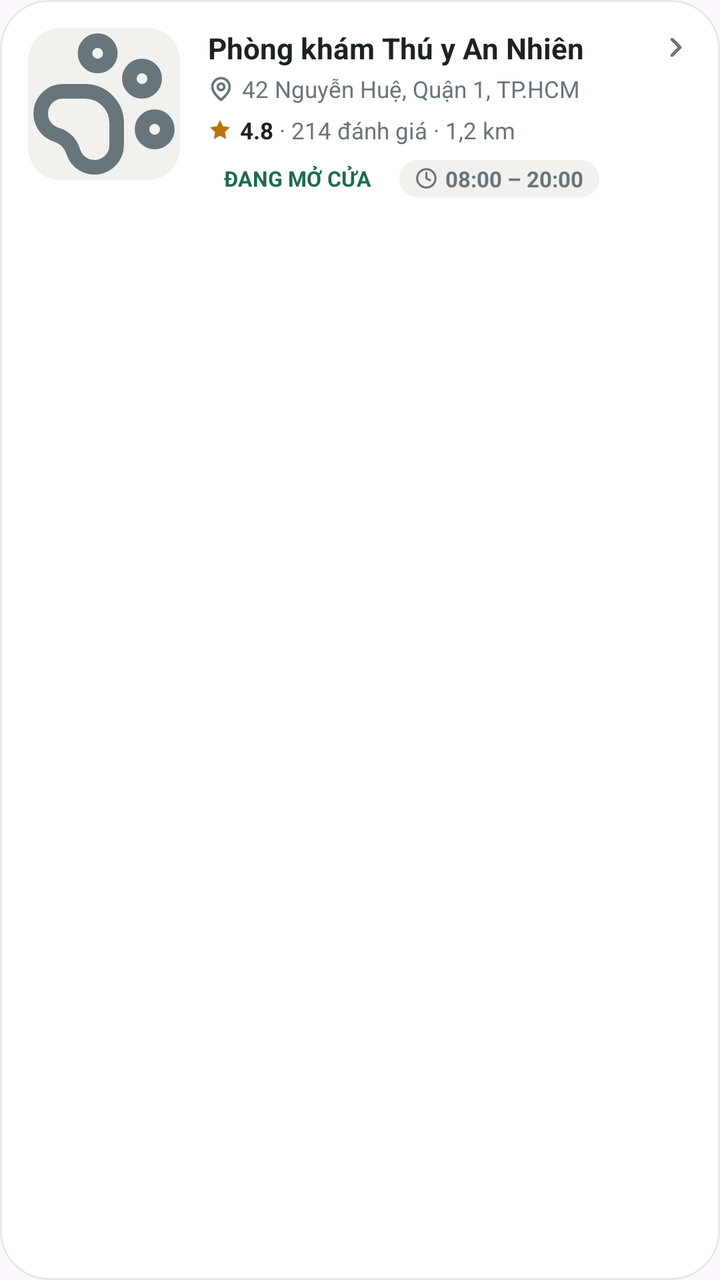
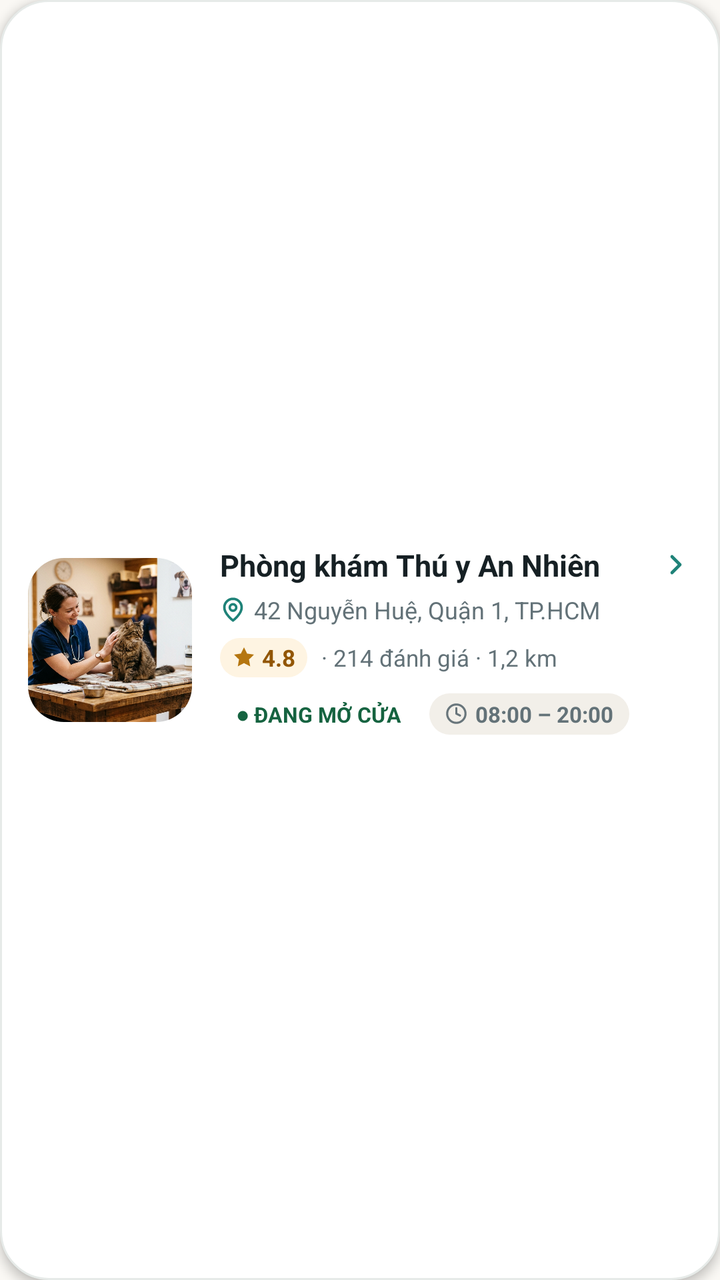

Compare the two renders of this Android layout. The source of the first and the diff that turns it into the second are given below.
<!-- AndroidManifest.xml: application theme Theme.PetcareUI -->
<!-- res/layout/item_clinic_row.xml -->
<?xml version="1.0" encoding="utf-8"?>
<LinearLayout xmlns:android="http://schemas.android.com/apk/res/android"
    xmlns:app="http://schemas.android.com/apk/res-auto"
    xmlns:tools="http://schemas.android.com/tools"
    android:layout_width="match_parent"
    android:layout_height="wrap_content"
    android:layout_marginBottom="12dp"
    android:background="@drawable/bg_card_clinic"
    android:orientation="horizontal"
    android:padding="14dp"
    android:clickable="true"
    android:focusable="true">

    
    <androidx.cardview.widget.CardView
        android:layout_width="76dp"
        android:layout_height="76dp"
        app:cardCornerRadius="16dp"
        app:cardElevation="0dp"
        app:cardBackgroundColor="@color/surface_muted">

        <ImageView
            android:id="@+id/ivClinicImage"
            android:layout_width="match_parent"
            android:layout_height="match_parent"
            android:scaleType="centerCrop"
            android:src="@drawable/ic_paw"
            app:tint="@color/text_muted"
            tools:ignore="ContentDescription" />
    </androidx.cardview.widget.CardView>

    
    <LinearLayout
        android:layout_width="0dp"
        android:layout_height="wrap_content"
        android:layout_marginStart="14dp"
        android:layout_weight="1"
        android:orientation="vertical">

        
        <LinearLayout
            android:layout_width="match_parent"
            android:layout_height="wrap_content"
            android:gravity="center_vertical"
            android:orientation="horizontal">

            <TextView
                android:id="@+id/tvClinicName"
                android:layout_width="0dp"
                android:layout_height="wrap_content"
                android:layout_weight="1"
                android:text="Phòng khám Thú y An Nhiên"
                android:textSize="14.5sp"
                android:textStyle="bold"
                android:textColor="@color/text_foreground"
                android:singleLine="true"
                android:ellipsize="end" />

            <ImageView
                android:layout_width="16dp"
                android:layout_height="16dp"
                android:layout_marginStart="6dp"
                android:src="@drawable/ic_chevron_right"
                tools:ignore="ContentDescription" />
        </LinearLayout>

        
        <LinearLayout
            android:layout_width="wrap_content"
            android:layout_height="wrap_content"
            android:layout_marginTop="3dp"
            android:gravity="center_vertical"
            android:orientation="horizontal">

            <ImageView
                android:layout_width="13dp"
                android:layout_height="13dp"
                android:src="@drawable/ic_map_pin"
                tools:ignore="ContentDescription" />

            <TextView
                android:id="@+id/tvClinicAddress"
                android:layout_width="wrap_content"
                android:layout_height="wrap_content"
                android:layout_marginStart="4dp"
                android:text="42 Nguyễn Huệ, Quận 1, TP.HCM"
                android:textSize="11.5sp"
                android:textColor="@color/text_muted"
                android:singleLine="true"
                android:ellipsize="end" />
        </LinearLayout>

        
        <LinearLayout
            android:layout_width="wrap_content"
            android:layout_height="wrap_content"
            android:layout_marginTop="5dp"
            android:gravity="center_vertical"
            android:orientation="horizontal">

            <ImageView
                android:layout_width="12dp"
                android:layout_height="12dp"
                android:src="@drawable/ic_star_filled"
                tools:ignore="ContentDescription" />

            <TextView
                android:id="@+id/tvClinicRating"
                android:layout_width="wrap_content"
                android:layout_height="wrap_content"
                android:layout_marginStart="4dp"
                android:text="4.8"
                android:textSize="11.5sp"
                android:textStyle="bold"
                android:textColor="@color/text_foreground" />

            <TextView
                android:id="@+id/tvClinicMeta"
                android:layout_width="wrap_content"
                android:layout_height="wrap_content"
                android:text=" · 214 đánh giá · 1,2 km"
                android:textSize="11.5sp"
                android:textColor="@color/text_muted" />
        </LinearLayout>

        
        <LinearLayout
            android:layout_width="wrap_content"
            android:layout_height="wrap_content"
            android:layout_marginTop="7dp"
            android:gravity="center_vertical"
            android:orientation="horizontal">

            <TextView
                android:id="@+id/tvClinicStatusBadge"
                android:layout_width="wrap_content"
                android:layout_height="wrap_content"
                android:background="@drawable/bg_badge_open"
                android:paddingStart="8dp"
                android:paddingEnd="8dp"
                android:paddingTop="2dp"
                android:paddingBottom="2dp"
                android:text="ĐANG MỞ CỬA"
                android:textSize="10.5sp"
                android:textStyle="bold"
                android:textColor="@color/status_success_ink" />

            <LinearLayout
                android:id="@+id/layoutHoursPill"
                android:layout_width="wrap_content"
                android:layout_height="wrap_content"
                android:layout_marginStart="6dp"
                android:background="@drawable/bg_pill_gray"
                android:gravity="center_vertical"
                android:orientation="horizontal"
                android:paddingStart="8dp"
                android:paddingEnd="8dp"
                android:paddingTop="2dp"
                android:paddingBottom="2dp">

                <ImageView
                    android:layout_width="11dp"
                    android:layout_height="11dp"
                    android:src="@drawable/ic_clock"
                    tools:ignore="ContentDescription" />

                <TextView
                    android:id="@+id/tvClinicHours"
                    android:layout_width="wrap_content"
                    android:layout_height="wrap_content"
                    android:layout_marginStart="4dp"
                    android:text="08:00 – 20:00"
                    android:textSize="11sp"
                    android:textStyle="bold"
                    android:textColor="@color/text_muted" />
            </LinearLayout>
        </LinearLayout>
    </LinearLayout>
</LinearLayout>
<!-- resources referenced by this layout -->
<resources>
  <color name="status_success_ink">#1E6B49</color>
  <color name="surface_muted">#F2F1EE</color>
  <color name="text_foreground">#1B2226</color>
  <color name="text_muted">#68757B</color>
  <!-- drawable bg_badge_open (drawable) -->
  <?xml version="1.0" encoding="utf-8"?>
  <shape xmlns:android="http://schemas.android.com/apk/res/android"
      android:shape="rectangle">
      <corners android:radius="999dp" />
      <solid android:color="#EFFFFFFF" />
  </shape>
  <!-- drawable bg_card_clinic (drawable) -->
  <?xml version="1.0" encoding="utf-8"?>
  <shape xmlns:android="http://schemas.android.com/apk/res/android"
      android:shape="rectangle">
      <corners android:radius="24dp" />
      <solid android:color="@color/surface_card" />
      <stroke android:width="1dp" android:color="@color/stroke_border" />
  </shape>
  <!-- drawable bg_pill_gray (drawable) -->
  <?xml version="1.0" encoding="utf-8"?>
  <shape xmlns:android="http://schemas.android.com/apk/res/android"
      android:shape="rectangle">
      <corners android:radius="999dp" />
      <solid android:color="@color/surface_muted" />
  </shape>
  <!-- drawable ic_paw (drawable) -->
  <vector xmlns:android="http://schemas.android.com/apk/res/android"
      android:width="24dp"
      android:height="24dp"
      android:viewportWidth="24"
      android:viewportHeight="24">
      
      
      <path
          android:fillColor="#00000000"
          android:strokeColor="#FFFFFFFF"
          android:strokeWidth="2.3"
          android:strokeLineCap="round"
          android:strokeLineJoin="round"
          android:pathData="M9,4a2,2 0 1,0 4,0a2,2 0 1,0 -4,0" />
  
      
      <path
          android:fillColor="#00000000"
          android:strokeColor="#FFFFFFFF"
          android:strokeWidth="2.3"
          android:strokeLineCap="round"
          android:strokeLineJoin="round"
          android:pathData="M16,8a2,2 0 1,0 4,0a2,2 0 1,0 -4,0" />
  
      
      <path
          android:fillColor="#00000000"
          android:strokeColor="#FFFFFFFF"
          android:strokeWidth="2.3"
          android:strokeLineCap="round"
          android:strokeLineJoin="round"
          android:pathData="M18,16a2,2 0 1,0 4,0a2,2 0 1,0 -4,0" />
  
      
      <path
          android:fillColor="#00000000"
          android:strokeColor="#FFFFFFFF"
          android:strokeWidth="2.3"
          android:strokeLineCap="round"
          android:strokeLineJoin="round"
          android:pathData="M9,10a5,5 0 0,1 5,5v3.5a3.5,3.5 0 0,1 -6.84,1.045q-0.64,-2.065 -2.7,-2.705A3.5,3.5 0 0,1 5.5,10Z" />
  </vector>
  <!-- drawable ic_star_filled (drawable) -->
  <vector xmlns:android="http://schemas.android.com/apk/res/android"
      android:width="24dp"
      android:height="24dp"
      android:viewportWidth="24"
      android:viewportHeight="24">
      <path
          android:fillColor="#B57610"
          android:pathData="M12,2l3.09,6.26L22,9.27l-5,4.87 1.18,6.88L12,17.77l-6.18,3.25L7,14.14 2,9.27l6.91,-1.01L12,2z" />
  </vector>
  <style name="Theme.PetcareUI" parent="Base.Theme.PetcareUI" />
  <color name="surface_card">#FFFFFF</color>
  <color name="stroke_border">#E4E9E7</color>
  <style name="Base.Theme.PetcareUI" parent="Theme.Material3.DayNight.NoActionBar">
          
          
      </style>
  <!-- unchanged entries left out for length: 3 -->
</resources>

<!-- the commit's change to res/layout/item_clinic_row.xml (unified diff, before → after) -->
@@ -3,29 +3,30 @@
     xmlns:app="http://schemas.android.com/apk/res-auto"
     xmlns:tools="http://schemas.android.com/tools"
     android:layout_width="match_parent"
-    android:layout_height="wrap_content"
-    android:layout_marginBottom="12dp"
+    android:layout_height="match_parent"
+    android:layout_marginBottom="14dp"
     android:background="@drawable/bg_card_clinic"
+    android:clickable="true"
+    android:elevation="3dp"
+    android:focusable="true"
+    android:gravity="center_vertical"
     android:orientation="horizontal"
-    android:padding="14dp"
-    android:clickable="true"
-    android:focusable="true">
+    android:padding="14dp">
 
     
     <androidx.cardview.widget.CardView
-        android:layout_width="76dp"
-        android:layout_height="76dp"
-        app:cardCornerRadius="16dp"
-        app:cardElevation="0dp"
-        app:cardBackgroundColor="@color/surface_muted">
+        android:layout_width="82dp"
+        android:layout_height="82dp"
+        app:cardBackgroundColor="@color/brand_soft"
+        app:cardCornerRadius="18dp"
+        app:cardElevation="0dp">
 
         <ImageView
             android:id="@+id/ivClinicImage"
             android:layout_width="match_parent"
             android:layout_height="match_parent"
             android:scaleType="centerCrop"
-            android:src="@drawable/ic_paw"
-            app:tint="@color/text_muted"
+            android:src="@drawable/img_clinic_cover"
             tools:ignore="ContentDescription" />
     </androidx.cardview.widget.CardView>
 
@@ -49,18 +50,19 @@
                 android:layout_width="0dp"
                 android:layout_height="wrap_content"
                 android:layout_weight="1"
+                android:ellipsize="end"
+                android:singleLine="true"
                 android:text="Phòng khám Thú y An Nhiên"
-                android:textSize="14.5sp"
-                android:textStyle="bold"
                 android:textColor="@color/text_foreground"
-                android:singleLine="true"
-                android:ellipsize="end" />
+                android:textSize="15sp"
+                android:textStyle="bold" />
 
             <ImageView
                 android:layout_width="16dp"
                 android:layout_height="16dp"
                 android:layout_marginStart="6dp"
                 android:src="@drawable/ic_chevron_right"
+                app:tint="@color/brand_primary"
                 tools:ignore="ContentDescription" />
         </LinearLayout>
 
@@ -68,7 +70,7 @@
         <LinearLayout
             android:layout_width="wrap_content"
             android:layout_height="wrap_content"
-            android:layout_marginTop="3dp"
+            android:layout_marginTop="4dp"
             android:gravity="center_vertical"
             android:orientation="horizontal">
 
@@ -76,6 +78,7 @@
                 android:layout_width="13dp"
                 android:layout_height="13dp"
                 android:src="@drawable/ic_map_pin"
+                app:tint="@color/brand_primary"
                 tools:ignore="ContentDescription" />
 
             <TextView
@@ -83,51 +86,64 @@
                 android:layout_width="wrap_content"
                 android:layout_height="wrap_content"
                 android:layout_marginStart="4dp"
+                android:ellipsize="end"
+                android:singleLine="true"
                 android:text="42 Nguyễn Huệ, Quận 1, TP.HCM"
-                android:textSize="11.5sp"
                 android:textColor="@color/text_muted"
-                android:singleLine="true"
-                android:ellipsize="end" />
+                android:textSize="12sp" />
         </LinearLayout>
 
         
         <LinearLayout
             android:layout_width="wrap_content"
             android:layout_height="wrap_content"
-            android:layout_marginTop="5dp"
+            android:layout_marginTop="6dp"
             android:gravity="center_vertical"
             android:orientation="horizontal">
 
-            <ImageView
-                android:layout_width="12dp"
-                android:layout_height="12dp"
-                android:src="@drawable/ic_star_filled"
-                tools:ignore="ContentDescription" />
-
-            <TextView
-                android:id="@+id/tvClinicRating"
+            <LinearLayout
                 android:layout_width="wrap_content"
                 android:layout_height="wrap_content"
-                android:layout_marginStart="4dp"
-                android:text="4.8"
-                android:textSize="11.5sp"
-                android:textStyle="bold"
-                android:textColor="@color/text_foreground" />
+                android:background="@drawable/bg_service_icon_amber"
+                android:gravity="center_vertical"
+                android:orientation="horizontal"
+                android:paddingStart="6dp"
+                android:paddingTop="2dp"
+                android:paddingEnd="6dp"
+                android:paddingBottom="2dp">
+
+                <ImageView
+                    android:layout_width="12dp"
+                    android:layout_height="12dp"
+                    android:src="@drawable/ic_star_filled"
+                    tools:ignore="ContentDescription" />
+
+                <TextView
+                    android:id="@+id/tvClinicRating"
+                    android:layout_width="wrap_content"
+                    android:layout_height="wrap_content"
+                    android:layout_marginStart="3dp"
+                    android:text="4.8"
+                    android:textColor="@color/warm_amber_ink"
+                    android:textSize="11.5sp"
+                    android:textStyle="bold" />
+            </LinearLayout>
 
             <TextView
                 android:id="@+id/tvClinicMeta"
                 android:layout_width="wrap_content"
                 android:layout_height="wrap_content"
+                android:layout_marginStart="4dp"
                 android:text=" · 214 đánh giá · 1,2 km"
-                android:textSize="11.5sp"
-                android:textColor="@color/text_muted" />
+                android:textColor="@color/text_muted"
+                android:textSize="11.5sp" />
         </LinearLayout>
 
         
         <LinearLayout
             android:layout_width="wrap_content"
             android:layout_height="wrap_content"
-            android:layout_marginTop="7dp"
+            android:layout_marginTop="8dp"
             android:gravity="center_vertical"
             android:orientation="horizontal">
 
@@ -137,13 +153,13 @@
                 android:layout_height="wrap_content"
                 android:background="@drawable/bg_badge_open"
                 android:paddingStart="8dp"
+                android:paddingTop="3dp"
                 android:paddingEnd="8dp"
-                android:paddingTop="2dp"
-                android:paddingBottom="2dp"
-                android:text="ĐANG MỞ CỬA"
+                android:paddingBottom="3dp"
+                android:text="● ĐANG MỞ CỬA"
+                android:textColor="@color/status_success_ink"
                 android:textSize="10.5sp"
-                android:textStyle="bold"
-                android:textColor="@color/status_success_ink" />
+                android:textStyle="bold" />
 
             <LinearLayout
                 android:id="@+id/layoutHoursPill"
@@ -154,9 +170,9 @@
                 android:gravity="center_vertical"
                 android:orientation="horizontal"
                 android:paddingStart="8dp"
+                android:paddingTop="3dp"
                 android:paddingEnd="8dp"
-                android:paddingTop="2dp"
-                android:paddingBottom="2dp">
+                android:paddingBottom="3dp">
 
                 <ImageView
                     android:layout_width="11dp"
@@ -170,9 +186,9 @@
                     android:layout_height="wrap_content"
                     android:layout_marginStart="4dp"
                     android:text="08:00 – 20:00"
+                    android:textColor="@color/text_muted"
                     android:textSize="11sp"
-                    android:textStyle="bold"
-                    android:textColor="@color/text_muted" />
+                    android:textStyle="bold" />
             </LinearLayout>
         </LinearLayout>
     </LinearLayout>
<!-- resource entries referenced after the edit -->
@@ -1,9 +1,13 @@
 <!-- resources referenced by this layout -->
 <resources>
-  <color name="status_success_ink">#1E6B49</color>
-  <color name="surface_muted">#F2F1EE</color>
-  <color name="text_foreground">#1B2226</color>
-  <color name="text_muted">#68757B</color>
+  <color name="brand_primary">#1E8278</color>
+  <color name="brand_soft">#E6F6F3</color>
+  <color name="status_success_ink">#156340</color>
+  <color name="surface_muted">#F2EFE9</color>
+  <color name="warm_amber_soft">#FEF4E2</color>
+  <color name="text_foreground">#162024</color>
+  <color name="text_muted">#637278</color>
+  <color name="warm_amber_ink">#925604</color>
   <!-- drawable bg_badge_open (drawable) -->
   <?xml version="1.0" encoding="utf-8"?>
   <shape xmlns:android="http://schemas.android.com/apk/res/android"
@@ -26,49 +30,13 @@
       <corners android:radius="999dp" />
       <solid android:color="@color/surface_muted" />
   </shape>
-  <!-- drawable ic_paw (drawable) -->
-  <vector xmlns:android="http://schemas.android.com/apk/res/android"
-      android:width="24dp"
-      android:height="24dp"
-      android:viewportWidth="24"
-      android:viewportHeight="24">
-      
-      
-      <path
-          android:fillColor="#00000000"
-          android:strokeColor="#FFFFFFFF"
-          android:strokeWidth="2.3"
-          android:strokeLineCap="round"
-          android:strokeLineJoin="round"
-          android:pathData="M9,4a2,2 0 1,0 4,0a2,2 0 1,0 -4,0" />
-  
-      
-      <path
-          android:fillColor="#00000000"
-          android:strokeColor="#FFFFFFFF"
-          android:strokeWidth="2.3"
-          android:strokeLineCap="round"
-          android:strokeLineJoin="round"
-          android:pathData="M16,8a2,2 0 1,0 4,0a2,2 0 1,0 -4,0" />
-  
-      
-      <path
-          android:fillColor="#00000000"
-          android:strokeColor="#FFFFFFFF"
-          android:strokeWidth="2.3"
-          android:strokeLineCap="round"
-          android:strokeLineJoin="round"
-          android:pathData="M18,16a2,2 0 1,0 4,0a2,2 0 1,0 -4,0" />
-  
-      
-      <path
-          android:fillColor="#00000000"
-          android:strokeColor="#FFFFFFFF"
-          android:strokeWidth="2.3"
-          android:strokeLineCap="round"
-          android:strokeLineJoin="round"
-          android:pathData="M9,10a5,5 0 0,1 5,5v3.5a3.5,3.5 0 0,1 -6.84,1.045q-0.64,-2.065 -2.7,-2.705A3.5,3.5 0 0,1 5.5,10Z" />
-  </vector>
+  <!-- drawable bg_service_icon_amber (drawable) -->
+  <?xml version="1.0" encoding="utf-8"?>
+  <shape xmlns:android="http://schemas.android.com/apk/res/android"
+      android:shape="rectangle">
+      <corners android:radius="14dp" />
+      <solid android:color="@color/warm_amber_soft" />
+  </shape>
   <!-- drawable ic_star_filled (drawable) -->
   <vector xmlns:android="http://schemas.android.com/apk/res/android"
       android:width="24dp"
@@ -79,12 +47,32 @@
           android:fillColor="#B57610"
           android:pathData="M12,2l3.09,6.26L22,9.27l-5,4.87 1.18,6.88L12,17.77l-6.18,3.25L7,14.14 2,9.27l6.91,-1.01L12,2z" />
   </vector>
+  <!-- drawable img_clinic_cover: jpg bitmap (drawable, 778429 bytes) -->
   <style name="Theme.PetcareUI" parent="Base.Theme.PetcareUI" />
   <color name="surface_card">#FFFFFF</color>
-  <color name="stroke_border">#E4E9E7</color>
-  <style name="Base.Theme.PetcareUI" parent="Theme.Material3.DayNight.NoActionBar">
-          
-          
+  <color name="stroke_border">#E6EAE8</color>
+  <style name="Base.Theme.PetcareUI" parent="Theme.Material3.Light.NoActionBar">
+          <item name="colorPrimary">@color/brand_primary</item>
+          <item name="colorPrimaryDark">@color/brand_deep</item>
+          <item name="colorOnPrimary">@color/white</item>
+          <item name="colorSecondary">@color/warm_coral</item>
+          <item name="colorOnSecondary">@color/white</item>
+          <item name="android:colorBackground">@color/surface_background</item>
+          <item name="colorSurface">@color/surface_card</item>
+          <item name="android:statusBarColor">@color/surface_background</item>
+          <item name="android:navigationBarColor">@color/surface_card</item>
+          <item name="android:windowLightStatusBar">true</item>
+          <item name="android:windowAnimationStyle">@style/PetCareWindowAnimations</item>
+      </style>
+  <color name="brand_deep">#114C46</color>
+  <color name="white">#FFFFFFFF</color>
+  <color name="warm_coral">#FF6B4A</color>
+  <color name="surface_background">#FAF8F4</color>
+  <style name="PetCareWindowAnimations" parent="@android:style/Animation.Activity">
+          <item name="android:activityOpenEnterAnimation">@anim/slide_in_right</item>
+          <item name="android:activityOpenExitAnimation">@anim/slide_out_left</item>
+          <item name="android:activityCloseEnterAnimation">@anim/slide_in_left</item>
+          <item name="android:activityCloseExitAnimation">@anim/slide_out_right</item>
       </style>
   <!-- unchanged entries left out for length: 3 -->
 </resources>
